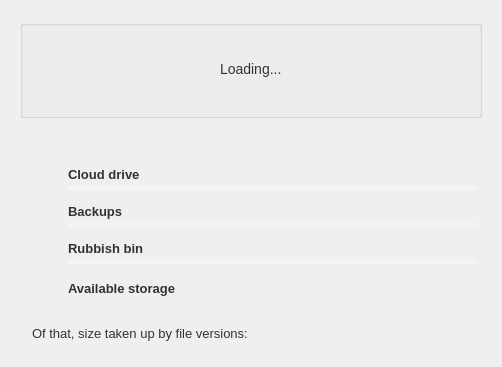
Old version of the form src/MEGASync/gui/linux/AccountDetailsDialog.ui in the repository meganz/MEGAsync.
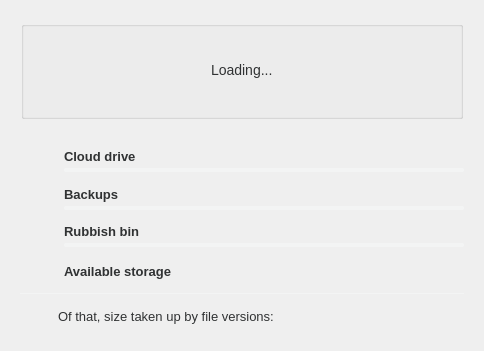
New version of the form. Icons and pictures are not drawn. Custom widgets are drawn as their Qt base class.

Commit message: SNC-4648 : Added version usage, change layout.

Patch:
```diff
--- a/src/MEGASync/gui/linux/AccountDetailsDialog.ui
+++ b/src/MEGASync/gui/linux/AccountDetailsDialog.ui
@@ -9,8 +9,8 @@
    <rect>
     <x>0</x>
     <y>0</y>
-    <width>502</width>
-    <height>367</height>
+    <width>483</width>
+    <height>351</height>
    </rect>
   </property>
   <property name="windowTitle">
@@ -73,10 +73,11 @@
 
 QGroupBox
 {
-margin-top: 20px;
-margin-right: 20px;
-margin-left: 20px;
-margin-bottom: 20px;
+margin-top: 10px;
+margin-right: 10px;
+margin-left: 10px;
+margin-bottom: 10px;
+margin-radius: 15px;
 }
 
 #line
@@ -314,22 +315,7 @@
   <property name="modal">
    <bool>false</bool>
   </property>
-  <layout class="QVBoxLayout" name="verticalLayout_4">
-   <property name="spacing">
-    <number>0</number>
-   </property>
-   <property name="leftMargin">
-    <number>0</number>
-   </property>
-   <property name="topMargin">
-    <number>0</number>
-   </property>
-   <property name="rightMargin">
-    <number>0</number>
-   </property>
-   <property name="bottomMargin">
-    <number>0</number>
-   </property>
+  <layout class="QVBoxLayout" name="verticalLayout_6">
    <item>
     <widget class="QGroupBox" name="groupBox">
      <property name="title">
@@ -709,22 +695,7 @@
        <height>16777215</height>
       </size>
      </property>
-     <layout class="QVBoxLayout" name="wDetailedUsageLayout">
-      <property name="spacing">
-       <number>8</number>
-      </property>
-      <property name="leftMargin">
-       <number>24</number>
-      </property>
-      <property name="topMargin">
-       <number>24</number>
-      </property>
-      <property name="rightMargin">
-       <number>24</number>
-      </property>
-      <property name="bottomMargin">
-       <number>24</number>
-      </property>
+     <layout class="QVBoxLayout" name="verticalLayout_4">
       <item>
        <widget class="QWidget" name="wCloudDrive" native="true">
         <property name="sizePolicy">
@@ -1131,52 +1102,92 @@
         </layout>
        </widget>
       </item>
-     </layout>
-    </widget>
-   </item>
-   <item>
-    <widget class="QWidget" name="wSizeVersions" native="true">
-     <layout class="QHBoxLayout" name="horizontalLayout_6">
-      <property name="spacing">
-       <number>0</number>
-      </property>
-      <property name="leftMargin">
-       <number>24</number>
-      </property>
-      <property name="topMargin">
-       <number>0</number>
-      </property>
-      <property name="rightMargin">
-       <number>24</number>
-      </property>
-      <property name="bottomMargin">
-       <number>26</number>
-      </property>
       <item>
-       <widget class="QLabel" name="lVersionIcon">
-        <property name="text">
-         <string/>
-        </property>
-       </widget>
-      </item>
-      <item>
-       <widget class="QLabel" name="lVersions">
+       <widget class="Line" name="line">
         <property name="sizePolicy">
-         <sizepolicy hsizetype="Expanding" vsizetype="Preferred">
+         <sizepolicy hsizetype="Minimum" vsizetype="Minimum">
           <horstretch>0</horstretch>
           <verstretch>0</verstretch>
          </sizepolicy>
         </property>
-        <property name="text">
-         <string>Of that, size taken up by file versions:</string>
+        <property name="minimumSize">
+         <size>
+          <width>0</width>
+          <height>1</height>
+         </size>
         </property>
-        <property name="wordWrap">
-         <bool>true</bool>
+        <property name="maximumSize">
+         <size>
+          <width>16777215</width>
+          <height>1</height>
+         </size>
+        </property>
+        <property name="frameShadow">
+         <enum>QFrame::Plain</enum>
+        </property>
+        <property name="orientation">
+         <enum>Qt::Horizontal</enum>
         </property>
        </widget>
       </item>
       <item>
-       <widget class="QLabel" name="lUsedByVersions"/>
+       <layout class="QHBoxLayout" name="horizontalLayout_6">
+        <item>
+         <widget class="QPushButton" name="bVersionIcon">
+          <property name="sizePolicy">
+           <sizepolicy hsizetype="Fixed" vsizetype="Fixed">
+            <horstretch>0</horstretch>
+            <verstretch>0</verstretch>
+           </sizepolicy>
+          </property>
+          <property name="minimumSize">
+           <size>
+            <width>32</width>
+            <height>32</height>
+           </size>
+          </property>
+          <property name="maximumSize">
+           <size>
+            <width>32</width>
+            <height>32</height>
+           </size>
+          </property>
+          <property name="icon">
+           <iconset resource="../Resources_win.qrc">
+            <normaloff>:/images/account_details/versions.svg</normaloff>:/images/account_details/versions.svg</iconset>
+          </property>
+          <property name="iconSize">
+           <size>
+            <width>24</width>
+            <height>24</height>
+           </size>
+          </property>
+         </widget>
+        </item>
+        <item>
+         <layout class="QHBoxLayout" name="horizontalLayout_5">
+          <item>
+           <widget class="QLabel" name="lVersions">
+            <property name="sizePolicy">
+             <sizepolicy hsizetype="Expanding" vsizetype="Preferred">
+              <horstretch>0</horstretch>
+              <verstretch>0</verstretch>
+             </sizepolicy>
+            </property>
+            <property name="text">
+             <string>Of that, size taken up by file versions:</string>
+            </property>
+            <property name="wordWrap">
+             <bool>true</bool>
+            </property>
+           </widget>
+          </item>
+          <item>
+           <widget class="QLabel" name="lUsedByVersions"/>
+          </item>
+         </layout>
+        </item>
+       </layout>
       </item>
      </layout>
     </widget>
```
The commit also changes 1 other file.
